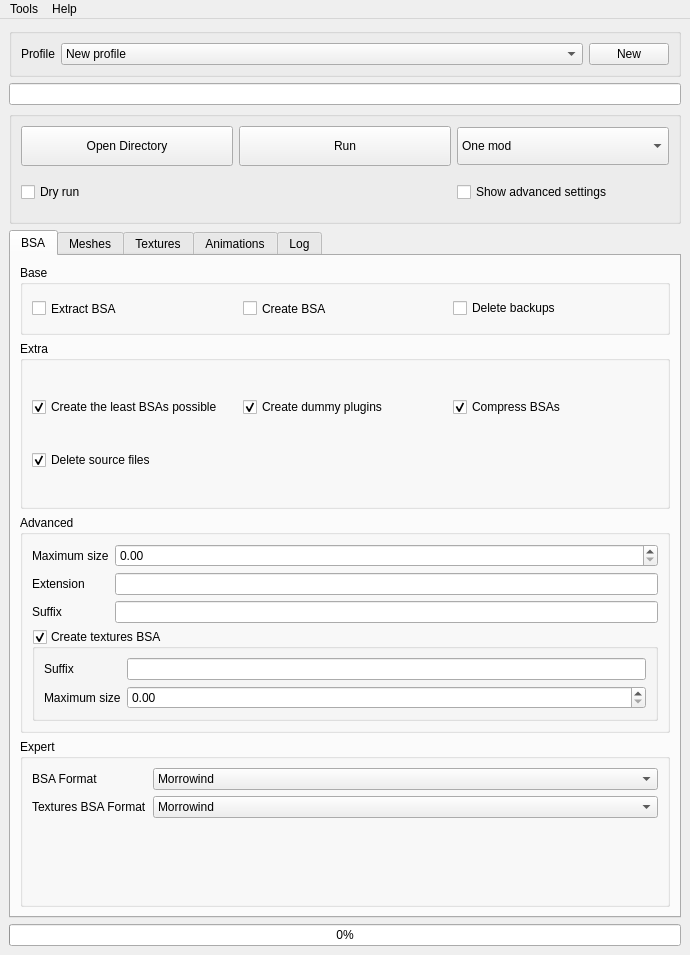
Above: src/MainWindow.ui from Guekka/cathedral-assets-optimizer before the change. Below: the same form after it.
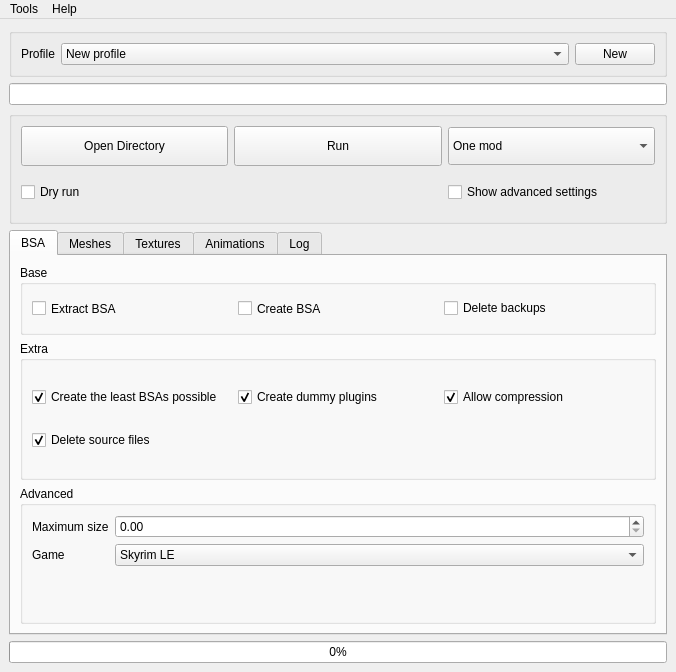
That is the form after the change.

```diff
--- a/src/MainWindow.ui
+++ b/src/MainWindow.ui
@@ -6,8 +6,8 @@
    <rect>
     <x>0</x>
     <y>0</y>
-    <width>690</width>
-    <height>955</height>
+    <width>676</width>
+    <height>667</height>
    </rect>
   </property>
   <property name="sizePolicy">
@@ -357,6 +357,16 @@
            <string>Extra</string>
           </property>
           <layout class="QGridLayout" name="gridLayout_6">
+           <item row="0" column="2">
+            <widget class="QCheckBox" name="bsaCompressBsaCheckbox">
+             <property name="text">
+              <string>Allow compression</string>
+             </property>
+             <property name="checked">
+              <bool>true</bool>
+             </property>
+            </widget>
+           </item>
            <item row="0" column="1">
             <widget class="QCheckBox" name="bsaCreateDummiesCheckbox">
              <property name="text">
@@ -367,16 +377,6 @@
              </property>
             </widget>
            </item>
-           <item row="0" column="2">
-            <widget class="QCheckBox" name="bsaCompressBsaCheckbox">
-             <property name="text">
-              <string>Compress BSAs</string>
-             </property>
-             <property name="checked">
-              <bool>true</bool>
-             </property>
-            </widget>
-           </item>
            <item row="0" column="0">
             <widget class="QCheckBox" name="bsaLeastBsaCheckBox">
              <property name="toolTip">
@@ -435,15 +435,9 @@
             <widget class="QDoubleSpinBox" name="bsaMaximumSize"/>
            </item>
            <item row="1" column="0">
-            <widget class="QLabel" name="label_4">
-             <property name="cursor">
-              <cursorShape>WhatsThisCursor</cursorShape>
-             </property>
-             <property name="toolTip">
-              <string>&lt;html&gt;&lt;head/&gt;&lt;body&gt;&lt;p&gt;The extension of the bsa. Usually, this will be &amp;quot;.bsa&amp;quot; for Skyrim, &amp;quot;.ba2&amp;quot; for Fallout 4.&lt;/p&gt;&lt;/body&gt;&lt;/html&gt;</string>
-             </property>
+            <widget class="QLabel" name="label">
              <property name="text">
-              <string>Extension</string>
+              <string>Game</string>
              </property>
              <property name="buddy">
               <cstring>bsaExtension</cstring>
@@ -451,104 +445,10 @@
             </widget>
            </item>
            <item row="1" column="1">
-            <widget class="QLineEdit" name="bsaExtension"/>
-           </item>
-           <item row="2" column="0">
-            <widget class="QLabel" name="label_6">
-             <property name="cursor">
-              <cursorShape>WhatsThisCursor</cursorShape>
-             </property>
-             <property name="toolTip">
-              <string>&lt;html&gt;&lt;head/&gt;&lt;body&gt;&lt;p&gt;Example : &amp;quot; - Main.ba2&amp;quot; for Fallout 4.&lt;/p&gt;&lt;/body&gt;&lt;/html&gt;</string>
-             </property>
-             <property name="text">
-              <string>Suffix</string>
-             </property>
-             <property name="buddy">
-              <cstring>bsaSuffix</cstring>
-             </property>
-            </widget>
-           </item>
-           <item row="2" column="1">
-            <widget class="QLineEdit" name="bsaSuffix"/>
-           </item>
-           <item row="6" column="0" colspan="2">
-            <widget class="QGroupBox" name="bsaTexturesAdvancedGroupBox">
-             <property name="title">
-              <string>Create textures BSA</string>
-             </property>
-             <property name="checkable">
-              <bool>true</bool>
-             </property>
-             <layout class="QFormLayout" name="formLayout_2">
-              <item row="0" column="0">
-               <widget class="QLabel" name="label_7">
-                <property name="cursor">
-                 <cursorShape>WhatsThisCursor</cursorShape>
-                </property>
-                <property name="toolTip">
-                 <string>&lt;html&gt;&lt;head/&gt;&lt;body&gt;&lt;p&gt;Example : &amp;quot; - Textures.bsa&amp;quot; for Skyrim SE.&lt;/p&gt;&lt;/body&gt;&lt;/html&gt;</string>
-                </property>
-                <property name="text">
-                 <string>Suffix</string>
-                </property>
-                <property name="buddy">
-                 <cstring>bsaTexturesSuffix</cstring>
-                </property>
-               </widget>
-              </item>
-              <item row="0" column="1">
-               <widget class="QLineEdit" name="bsaTexturesSuffix"/>
-              </item>
-              <item row="1" column="0">
-               <widget class="QLabel" name="label">
-                <property name="cursor">
-                 <cursorShape>WhatsThisCursor</cursorShape>
-                </property>
-                <property name="toolTip">
-                 <string>&lt;html&gt;&lt;head/&gt;&lt;body&gt;&lt;p&gt;The maximum uncompressed size of the files in GB. Increasing it will increase the number of files stored per BSA, but you might reach the hard limit of BSA size, causing the game to crash.&lt;/p&gt;&lt;/body&gt;&lt;/html&gt;</string>
-                </property>
-                <property name="text">
-                 <string>Maximum size</string>
-                </property>
-                <property name="buddy">
-                 <cstring>bsaTexturesMaximumSize</cstring>
-                </property>
-               </widget>
-              </item>
-              <item row="1" column="1">
-               <widget class="QDoubleSpinBox" name="bsaTexturesMaximumSize"/>
-              </item>
-             </layout>
-            </widget>
-           </item>
-          </layout>
-         </widget>
-        </item>
-        <item>
-         <widget class="QGroupBox" name="bsaExpertGroupBox">
-          <property name="title">
-           <string>Expert</string>
-          </property>
-          <layout class="QFormLayout" name="formLayout_4">
-           <item row="0" column="0">
-            <widget class="QLabel" name="label_2">
-             <property name="text">
-              <string>BSA Format</string>
-             </property>
-             <property name="buddy">
-              <cstring>bsaFormat</cstring>
-             </property>
-            </widget>
-           </item>
-           <item row="0" column="1">
-            <widget class="QComboBox" name="bsaFormat">
-             <property name="editable">
-              <bool>false</bool>
-             </property>
+            <widget class="QComboBox" name="bsaGame">
              <item>
               <property name="text">
-               <string>Morrowind</string>
+               <string>Skyrim LE</string>
               </property>
              </item>
              <item>
@@ -568,46 +468,7 @@
              </item>
              <item>
               <property name="text">
-               <string>Fallout 4</string>
-              </property>
-             </item>
-            </widget>
-           </item>
-           <item row="1" column="0">
-            <widget class="QLabel" name="label_3">
-             <property name="text">
-              <string>Textures BSA Format</string>
-             </property>
-             <property name="buddy">
-              <cstring>bsaTexturesFormat</cstring>
-             </property>
-            </widget>
-           </item>
-           <item row="1" column="1">
-            <widget class="QComboBox" name="bsaTexturesFormat">
-             <item>
-              <property name="text">
-               <string>Morrowind</string>
-              </property>
-             </item>
-             <item>
-              <property name="text">
-               <string>Oblivion</string>
-              </property>
-             </item>
-             <item>
-              <property name="text">
-               <string>Skyrim / Fallout 3 / Fallout New Vegas</string>
-              </property>
-             </item>
-             <item>
-              <property name="text">
-               <string>SSE</string>
-              </property>
-             </item>
-             <item>
-              <property name="text">
-               <string>Fallout 4</string>
+               <string>FO4</string>
               </property>
              </item>
             </widget>
@@ -1355,7 +1216,7 @@
     <rect>
      <x>0</x>
      <y>0</y>
-     <width>690</width>
+     <width>676</width>
      <height>20</height>
     </rect>
    </property>
```
Left out of the diff: 23 changed lines with no effect on the pictures.
